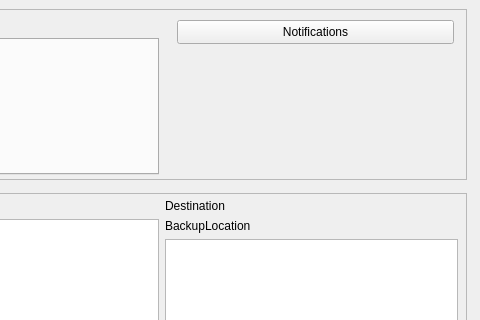
Before: the Qt Designer form ui/mainwindow/mainwindow.ui in shawn-sss/backtrack, drawn with Qt 5; both pictures show x 454 to 934 and y 0 to 320 of the 934 by 570 pixel window.
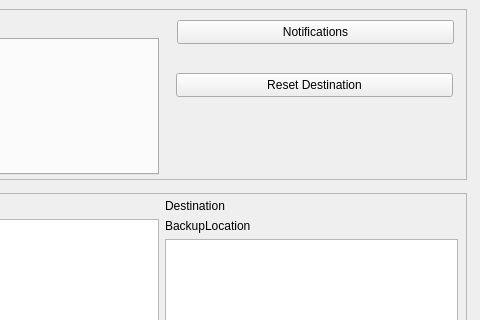
After: the same form once the commit is applied.

The edit to the form file:
```diff
--- a/ui/mainwindow/mainwindow.ui
+++ b/ui/mainwindow/mainwindow.ui
@@ -339,6 +339,19 @@
       </widget>
      </widget>
     </widget>
+    <widget class="QPushButton" name="ResetDestinationButton">
+     <property name="geometry">
+      <rect>
+       <x>620</x>
+       <y>64</y>
+       <width>277</width>
+       <height>24</height>
+      </rect>
+     </property>
+     <property name="text">
+      <string>Reset Destination</string>
+     </property>
+    </widget>
    </widget>
    <zorder>DashboardContainer</zorder>
    <zorder>BackupViewContainer</zorder>
```
